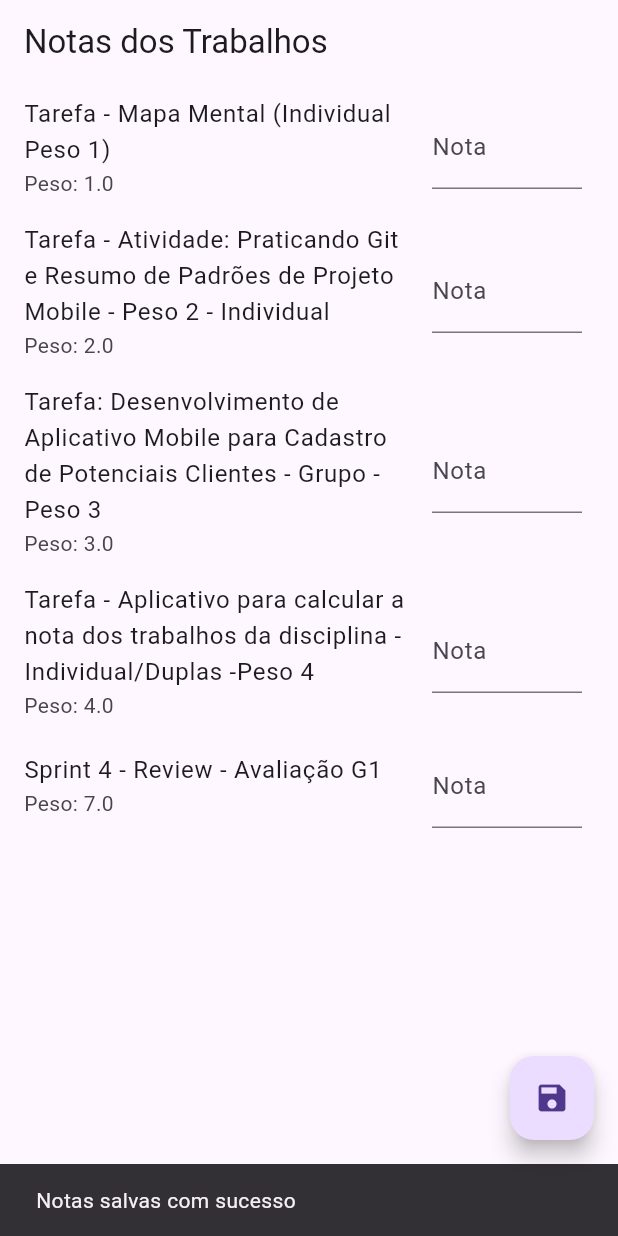
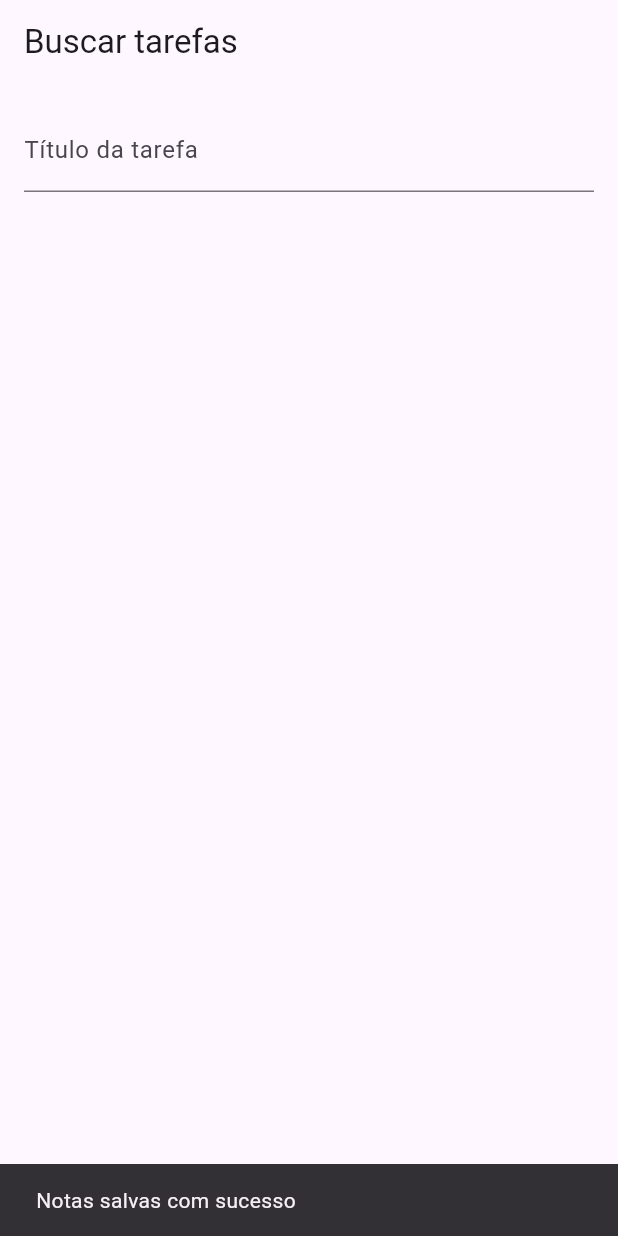
Before and after one commit to rodrigotmo-faccat/calculo-nota, a Flutter app: the screen it shows after launch, after a tap on the "save" icon, on a phone screen of 412 x 824 dp. Run offline on Flutter 3.47's test engine with Material 3 defaults, Android fonts, the phone set to English and light mode, and no system bars; our stand-ins replace sqflite; accounts and stored records are empty.

Commit message:
implementado pesquisa de tarefas na base de dados.

```diff
--- a/lib/dao/tarefa_dao.dart
+++ b/lib/dao/tarefa_dao.dart
@@ -45,13 +45,13 @@ class TarefaDao {
     // Comando SQL para criar a tabela 'tarefas' com suas colunas e tipos de dados
     await db.execute('''
       CREATE TABLE tarefas (
-        id INTEGER PRIMARY KEY AUTOINCREMENT,  // Chave primária auto-incrementada
-        tipo TEXT,                             // Coluna 'tipo' para armazenar o tipo de tarefa
-        titulo TEXT,                           // Coluna 'titulo' para armazenar o título da tarefa
-        periodo TEXT,                          // Coluna 'periodo' para armazenar o período da tarefa
-        peso REAL,                             // Coluna 'peso' para armazenar o peso da tarefa
-        nota REAL,                             // Coluna 'nota' para armazenar a nota atribuída à tarefa
-        timestamp TEXT                         // Coluna 'timestamp' para armazenar a data/hora
+        id INTEGER PRIMARY KEY AUTOINCREMENT,
+        tipo TEXT,
+        titulo TEXT,
+        periodo TEXT,
+        peso REAL,
+        nota REAL,
+        timestamp TEXT
       )
     ''');
   }
--- a/lib/main.dart
+++ b/lib/main.dart
@@ -2,6 +2,7 @@ import 'package:aula11_calc/dao/tarefa_dao.dart';
 import 'package:aula11_calc/presenter/tarefa_presenter.dart';
 import 'package:aula11_calc/view/tarefa_view.dart';
 import 'package:flutter/material.dart';
+import 'package:aula11_calc/view/buscar_view.dart';
 
 void main() async {
   // Inicializa os bindings do Flutter para garantir que o framework esteja pronto
@@ -33,6 +34,9 @@ class MyApp extends StatelessWidget {
       ),
       // Define a tela inicial como TarefaView, passando o presenter
       home: TarefaView(presenter: tarefaPresenter),
+      routes: {
+        '/buscar': (context) => BuscarView(presenter: tarefaPresenter),
+      },
     );
   }
 }
--- a/lib/model/tarefa_model.dart
+++ b/lib/model/tarefa_model.dart
@@ -4,7 +4,7 @@ class Tarefa {
   String periodo;
   double peso;
   double? nota;
-  DateTime? timestamp;
+  String? timestamp;
 
   Tarefa(
       {required this.tipo,
@@ -21,6 +21,8 @@ class Tarefa {
       titulo: json['titulo'],
       periodo: json['periodo'],
       peso: json['peso'].toDouble(),
+      nota: json['nota'],
+      timestamp: json['timestamp'],
     );
   }
 
@@ -32,7 +34,7 @@ class Tarefa {
       'periodo': periodo,
       'peso': peso,
       'nota': nota,
-      'timestamp': timestamp?.toIso8601String(),
+      'timestamp': timestamp,
     };
   }
 }
--- a/lib/presenter/tarefa_presenter.dart
+++ b/lib/presenter/tarefa_presenter.dart
@@ -23,8 +23,16 @@ class TarefaPresenter {
   // Salvar notas no banco
   Future<void> salvarTarefas(List<Tarefa> tarefas) async {
     for (var tarefa in tarefas) {
-      tarefa.timestamp = DateTime.now();
+      tarefa.timestamp = DateTime.now().toIso8601String();
       await db.inserirTarefa(tarefa);
     }
   }
+
+  Future<List<Tarefa>> buscarTarefaPorTitulo(String titulo) async {
+    final tarefas = await db.listarTarefas();
+    return tarefas
+        .where((tarefa) =>
+            tarefa.titulo.toLowerCase().contains(titulo.toLowerCase()))
+        .toList();
+  }
 }
--- /dev/null
+++ b/lib/view/buscar_view.dart
@@ -0,0 +1,62 @@
+import 'package:aula11_calc/model/tarefa_model.dart';
+import 'package:aula11_calc/presenter/tarefa_presenter.dart';
+import 'package:flutter/material.dart';
+
+class BuscarView extends StatefulWidget {
+  final TarefaPresenter presenter;
+
+  BuscarView({required this.presenter});
+
+  @override
+  _BuscarViewState createState() => _BuscarViewState();
+}
+
+class _BuscarViewState extends State<BuscarView> {
+  List<Tarefa> _tarefasEncontradas = [];
+
+  @override
+  void initState() {
+    super.initState();
+  }
+
+  void _buscarTarefa(String titulo) async {
+    final tarefas = await widget.presenter.buscarTarefaPorTitulo(titulo);
+    setState(() {
+      _tarefasEncontradas = tarefas;
+    });
+  }
+
+  @override
+  Widget build(BuildContext context) {
+    // Scaffold é a estrutura básica de layout em Flutter, que fornece o esqueleto de uma tela com suporte para barra de aplicativo, corpo, botão de ação flutuante, etc.
+    return Scaffold(
+      appBar: AppBar(
+        // AppBar cria uma barra no topo da tela com o título "Notas dos Trabalhos"
+        title: Text('Buscar tarefas'),
+      ),
+      body: Padding(
+        padding: const EdgeInsets.all(16.0),
+        child: Column(
+          children: [
+            TextField(
+              onChanged: _buscarTarefa,
+              decoration: InputDecoration(labelText: 'Título da tarefa'),
+            ),
+            Expanded(
+              child: ListView.builder(
+                itemCount: _tarefasEncontradas.length,
+                itemBuilder: (context, index) {
+                  final tarefa = _tarefasEncontradas[index];
+                  return ListTile(
+                    title: Text(tarefa.titulo),
+                    subtitle: Text('Nota: ${tarefa.nota}'),
+                  );
+                },
+              ),
+            ),
+          ],
+        ),
+      ),
+    );
+  }
+}
--- a/lib/view/tarefa_view.dart
+++ b/lib/view/tarefa_view.dart
@@ -47,7 +47,6 @@ class _TarefasViewState extends State<TarefaView> {
           final tarefas =
               snapshot.data!; // O uso de '!' indica que 'tarefas' não é nulo.
 
-          // ListView.builder é um widget que constrói uma lista de forma eficiente, apenas criando os itens visíveis na tela.
           return ListView.builder(
             itemCount:
                 tarefas.length, // Define o número de itens (tarefas) na lista.
@@ -94,6 +93,7 @@ class _TarefasViewState extends State<TarefaView> {
           ScaffoldMessenger.of(context).showSnackBar(
             SnackBar(content: Text('Notas salvas com sucesso')),
           );
+          Navigator.pushReplacementNamed(context, '/buscar');
         },
       ),
     );
```
Also changed, not shown: 1 other file.
